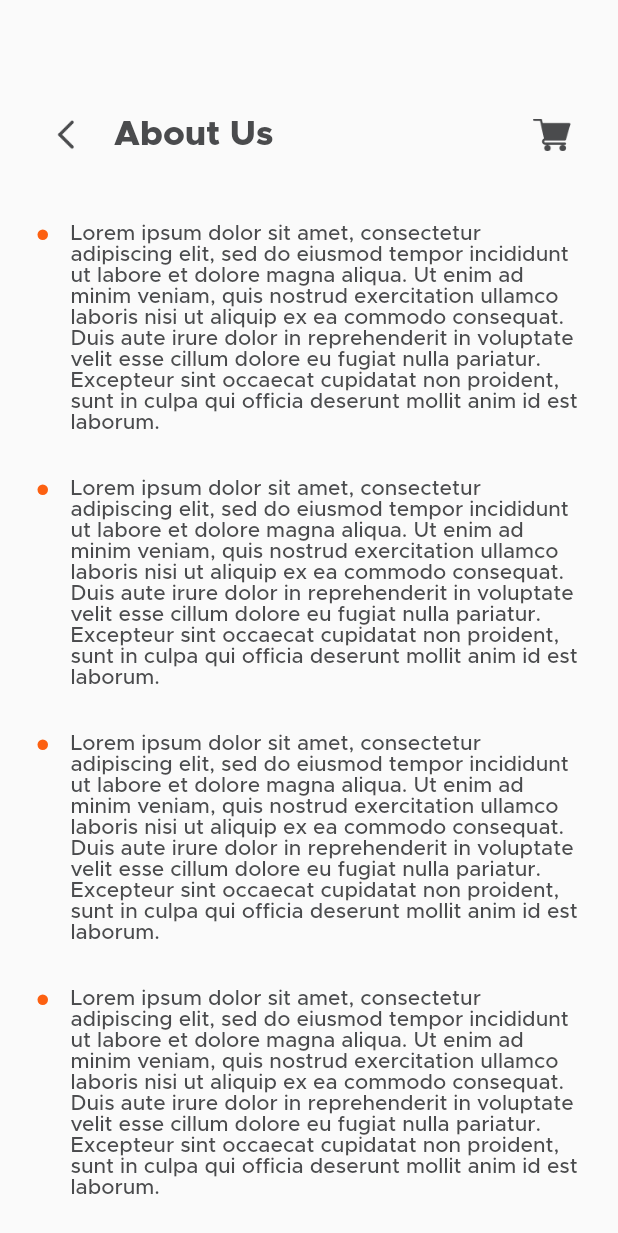
After one commit to MutluClkn/meal_monkey, a Flutter app: the AboutUsView screen opened directly, on a phone screen of 412 x 824 dp. The commit adds this screen. Shown: the top 1233 px of the screen. Run offline on Flutter 3.47's test engine with Material 2 defaults, Android fonts, the phone set to English and light mode, and no system bars; our stand-ins replace flutter_rating_bar, image_picker; missing offline and left inert: otp_pin_field.

Commit message:
About Us screen created.

```diff
--- /dev/null
+++ b/lib/view/more/about_us_view.dart
@@ -0,0 +1,117 @@
+import 'package:flutter/material.dart';
+import 'package:meal_monkey/common/color_extension.dart';
+
+class AboutUsView extends StatefulWidget {
+  const AboutUsView({super.key});
+
+  @override
+  State<AboutUsView> createState() => _AboutUsViewState();
+}
+
+class _AboutUsViewState extends State<AboutUsView> {
+  List aboutUsArr = [
+    "Lorem ipsum dolor sit amet, consectetur adipiscing elit, sed do eiusmod tempor incididunt ut labore et dolore magna aliqua. Ut enim ad minim veniam, quis nostrud exercitation ullamco laboris nisi ut aliquip ex ea commodo consequat. Duis aute irure dolor in reprehenderit in voluptate velit esse cillum dolore eu fugiat nulla pariatur. Excepteur sint occaecat cupidatat non proident, sunt in culpa qui officia deserunt mollit anim id est laborum.",
+    "Lorem ipsum dolor sit amet, consectetur adipiscing elit, sed do eiusmod tempor incididunt ut labore et dolore magna aliqua. Ut enim ad minim veniam, quis nostrud exercitation ullamco laboris nisi ut aliquip ex ea commodo consequat. Duis aute irure dolor in reprehenderit in voluptate velit esse cillum dolore eu fugiat nulla pariatur. Excepteur sint occaecat cupidatat non proident, sunt in culpa qui officia deserunt mollit anim id est laborum.",
+    "Lorem ipsum dolor sit amet, consectetur adipiscing elit, sed do eiusmod tempor incididunt ut labore et dolore magna aliqua. Ut enim ad minim veniam, quis nostrud exercitation ullamco laboris nisi ut aliquip ex ea commodo consequat. Duis aute irure dolor in reprehenderit in voluptate velit esse cillum dolore eu fugiat nulla pariatur. Excepteur sint occaecat cupidatat non proident, sunt in culpa qui officia deserunt mollit anim id est laborum.",
+    "Lorem ipsum dolor sit amet, consectetur adipiscing elit, sed do eiusmod tempor incididunt ut labore et dolore magna aliqua. Ut enim ad minim veniam, quis nostrud exercitation ullamco laboris nisi ut aliquip ex ea commodo consequat. Duis aute irure dolor in reprehenderit in voluptate velit esse cillum dolore eu fugiat nulla pariatur. Excepteur sint occaecat cupidatat non proident, sunt in culpa qui officia deserunt mollit anim id est laborum.",
+    "Lorem ipsum dolor sit amet, consectetur adipiscing elit, sed do eiusmod tempor incididunt ut labore et dolore magna aliqua. Ut enim ad minim veniam, quis nostrud exercitation ullamco laboris nisi ut aliquip ex ea commodo consequat. Duis aute irure dolor in reprehenderit in voluptate velit esse cillum dolore eu fugiat nulla pariatur. Excepteur sint occaecat cupidatat non proident, sunt in culpa qui officia deserunt mollit anim id est laborum.",
+  ];
+  @override
+  Widget build(BuildContext context) {
+    return Scaffold(
+      body: SingleChildScrollView(
+        child: Padding(
+          padding: const EdgeInsets.symmetric(vertical: 20),
+          child: Column(
+            children: [
+              const SizedBox(
+                height: 46,
+              ),
+              Padding(
+                padding: const EdgeInsets.symmetric(horizontal: 20),
+                child: Row(
+                  children: [
+                    IconButton(
+                      onPressed: () {
+                        Navigator.pop(context);
+                      },
+                      icon: Image.asset(
+                        'assets/images/btn_back.png',
+                        width: 20,
+                        height: 20,
+                      ),
+                    ),
+                    const SizedBox(
+                      width: 8,
+                    ),
+                    Text(
+                      'About Us',
+                      style: TextStyle(
+                        color: TColor.primaryText,
+                        fontSize: 23,
+                        fontWeight: FontWeight.w800,
+                      ),
+                    ),
+                    const Spacer(),
+                    IconButton(
+                      onPressed: () {},
+                      icon: Image.asset(
+                        'assets/images/shopping_cart.png',
+                        width: 25,
+                        height: 25,
+                      ),
+                    ),
+                  ],
+                ),
+              ),
+              const SizedBox(
+                height: 20,
+              ),
+              ListView.builder(
+                  physics: const NeverScrollableScrollPhysics(),
+                  shrinkWrap: true,
+                  itemCount: aboutUsArr.length,
+                  padding: EdgeInsets.zero,
+                  itemBuilder: ((context, index) {
+                    var aboutUsText = aboutUsArr[index] as String? ?? '';
+                    return Container(
+                      padding: const EdgeInsets.symmetric(
+                        vertical: 15,
+                        horizontal: 25,
+                      ),
+                      child: Row(
+                        crossAxisAlignment: CrossAxisAlignment.start,
+                        children: [
+                          Container(
+                            margin: const EdgeInsets.only(top: 4),
+                            width: 7,
+                            height: 7,
+                            decoration: BoxDecoration(
+                              color: TColor.primary,
+                              borderRadius: BorderRadius.circular(3.5),
+                            ),
+                          ),
+                          const SizedBox(
+                            width: 15,
+                          ),
+                          Expanded(
+                            child: Text(
+                              aboutUsText,
+                              style: TextStyle(
+                                color: TColor.primaryText,
+                                fontSize: 14,
+                                fontWeight: FontWeight.w500,
+                              ),
+                            ),
+                          ),
+                        ],
+                      ),
+                    );
+                  }))
+            ],
+          ),
+        ),
+      ),
+    );
+  }
+}
--- a/lib/view/more/more_view.dart
+++ b/lib/view/more/more_view.dart
@@ -1,5 +1,6 @@
 import 'package:flutter/material.dart';
 import 'package:meal_monkey/common/color_extension.dart';
+import 'package:meal_monkey/view/more/about_us_view.dart';
 import 'package:meal_monkey/view/more/notifications_view.dart';
 import 'package:meal_monkey/view/more/payment_details.dart';
 
@@ -104,6 +105,12 @@ class _MoreViewState extends State<MoreView> {
                                   builder: (context) =>
                                       const NotificationsView()));
                           break;
+                        case '5':
+                          Navigator.push(
+                              context,
+                              MaterialPageRoute(
+                                  builder: (context) => const AboutUsView()));
+                          break;
                         default:
                       }
                     },
--- a/lib/view/more/notifications_view.dart
+++ b/lib/view/more/notifications_view.dart
@@ -108,7 +108,6 @@ class _NotificationsViewState extends State<NotificationsView> {
                 itemBuilder: ((context, index) {
                   var notificationObj = notificationArr[index] as Map? ?? {};
                   return Container(
-                    decoration: BoxDecoration(),
                     padding: const EdgeInsets.symmetric(
                       vertical: 15,
                       horizontal: 25,
@@ -126,7 +125,8 @@ class _NotificationsViewState extends State<NotificationsView> {
                         const SizedBox(
                           width: 15,
                         ),
-                        Column(
+                        Expanded(
+                          child: Column(
                             crossAxisAlignment: CrossAxisAlignment.start,
                             children: [
                               Text(
@@ -149,6 +149,7 @@ class _NotificationsViewState extends State<NotificationsView> {
                                 ),
                               )
                             ],
+                          ),
                         )
                       ],
                     ),
```
Also changed, not shown: documents/aboutus.png (added), 1 other file. Lines whose indentation alone changed are shown as unchanged.
